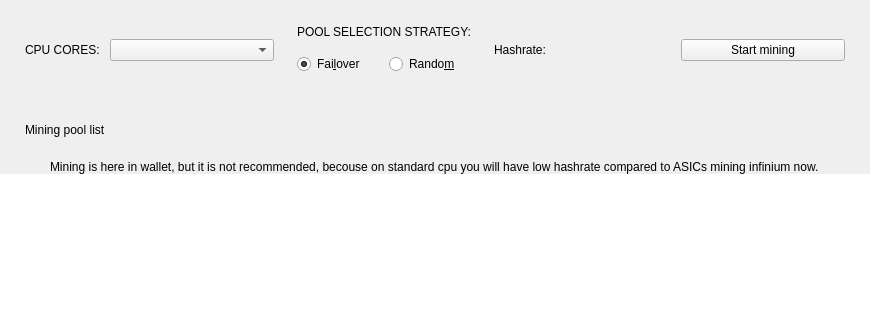
This is src/MiningFrame.ui in Infinium-dev/Infinium-gui as Qt 5 draws it before an edit; both pictures show x 0 to 870 and y 0 to 327 of the 870 by 500 pixel window. The edited form follows.
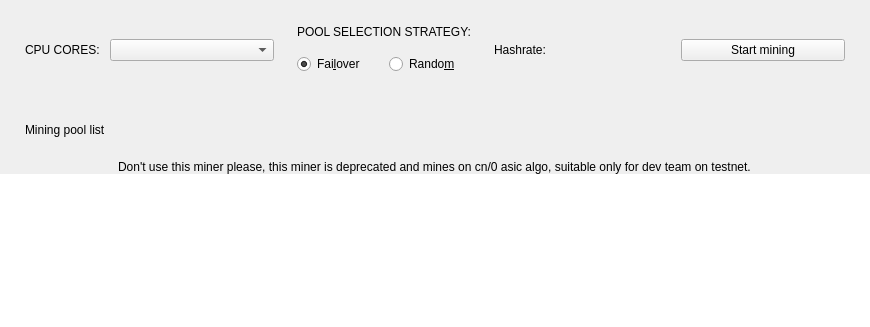
This is the edited form. Custom widgets are drawn as their Qt base class.

Commit message: Infinium GUI 3.0.0 New Way

```diff
--- a/src/MiningFrame.ui
+++ b/src/MiningFrame.ui
@@ -325,7 +325,7 @@
    <item alignment="Qt::AlignHCenter">
     <widget class="QLabel" name="label_8">
      <property name="text">
-      <string>Mining is here in wallet, but it is not recommended, becouse on standard cpu you will have low hashrate compared to ASICs mining infinium now.</string>
+      <string>Don't use this miner please, this miner is deprecated and mines on cn/0 asic algo, suitable only for dev team on testnet.</string>
      </property>
     </widget>
    </item>
```
The commit also changes 8 other files.
